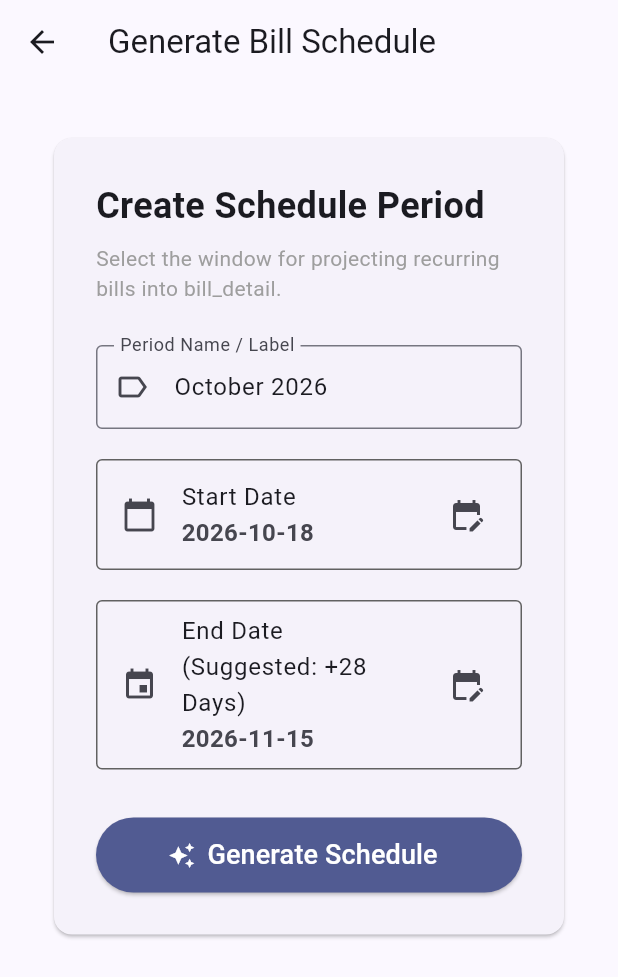
After one commit to C-Anslow/bill-tracker, a Flutter app: the screen it shows after launch, after a tap on "Generate Bill Schedule", on a phone screen of 412 x 824 dp. The commit adds this screen. Shown: the top 977 px of the screen. Run offline on Flutter 3.47's test engine with Material 3 defaults, Android fonts, the phone set to English and light mode, and no system bars; our stand-ins replace supabase_flutter; accounts and stored records are empty; network calls fail.

Commit message:
feat: add generate schedule view with dynamic month defaults and success workflow

```diff
--- /dev/null
+++ b/lib/views/generate_schedule_view.dart
@@ -0,0 +1,257 @@
+import 'package:flutter/material.dart';
+import '../services/bill_repository.dart';
+
+class GenerateScheduleView extends StatefulWidget {
+  const GenerateScheduleView({super.key});
+
+  @override
+  State<GenerateScheduleView> createState() => _GenerateScheduleViewState();
+}
+
+class _GenerateScheduleViewState extends State<GenerateScheduleView> {
+  final _repository = BillRepository();
+  final _periodNameController = TextEditingController();
+
+  DateTime _startDate = DateTime.now();
+  late DateTime _endDate;
+  bool _isGenerating = false;
+
+  @override
+  void initState() {
+    super.initState();
+    // Default end date to 28 days after start date
+    _endDate = _startDate.add(const Duration(days: 28));
+    _setDefaultPeriodName();
+  }
+
+  void _setDefaultPeriodName() {
+    final months = [
+      'January', 'February', 'March', 'April', 'May', 'June',
+      'July', 'August', 'September', 'October', 'November', 'December'
+    ];
+    final currentMonthName = months[_startDate.month - 1];
+    _periodNameController.text = '$currentMonthName ${_startDate.year}';
+  }
+
+  void _updateStartDate(DateTime newDate) {
+    setState(() {
+      _startDate = newDate;
+      _endDate = newDate.add(const Duration(days: 28));
+      _setDefaultPeriodName();
+    });
+  }
+
+  Future<void> _handleGenerateSchedule() async {
+    final periodName = _periodNameController.text.trim();
+    if (periodName.isEmpty) {
+      ScaffoldMessenger.of(context).showSnackBar(
+        const SnackBar(content: Text('Please enter a period name')),
+      );
+      return;
+    }
+
+    setState(() => _isGenerating = true);
+
+    try {
+      final headerId = await _repository.generateSchedule(
+        periodName: periodName,
+        startDate: _startDate,
+        endDate: _endDate,
+      );
+
+      if (!mounted) return;
+      setState(() => _isGenerating = false);
+
+      _showSuccessDialog(headerId, periodName);
+    } catch (e) {
+      if (!mounted) return;
+      setState(() => _isGenerating = false);
+      ScaffoldMessenger.of(context).showSnackBar(
+        SnackBar(content: Text('Failed to generate schedule: $e')),
+      );
+    }
+  }
+
+  void _showSuccessDialog(String headerId, String periodName) {
+    showDialog(
+      context: context,
+      barrierDismissible: false,
+      builder: (context) {
+        return AlertDialog(
+          icon: const Icon(
+            Icons.check_circle_outline,
+            color: Colors.green,
+            size: 54,
+          ),
+          title: const Text('Schedule Created Successfully!'),
+          content: Text(
+            'The bill schedule for "$periodName" has been generated and populated in the database.\n\nHeader ID: ${headerId.substring(0, 8)}...',
+            textAlign: TextAlign.center,
+          ),
+          actionsAlignment: MainAxisAlignment.spaceEvenly,
+          actions: [
+            TextButton(
+              onPressed: () {
+                Navigator.pop(context); // Close dialog
+                Navigator.pop(context); // Return to Main Menu
+              },
+              child: const Text('Return to Menu'),
+            ),
+            ElevatedButton(
+              onPressed: () {
+                Navigator.pop(context); // Close dialog
+                // Shift start date forward 28 days for next addition
+                _updateStartDate(_endDate.add(const Duration(days: 1)));
+              },
+              child: const Text('Add Additional Schedule'),
+            ),
+          ],
+        );
+      },
+    );
+  }
+
+  @override
+  Widget build(BuildContext context) {
+    final startDateStr = _startDate.toIso8601String().split('T').first;
+    final endDateStr = _endDate.toIso8601String().split('T').first;
+
+    return Scaffold(
+      appBar: AppBar(
+        title: const Text('Generate Bill Schedule'),
+      ),
+      body: _isGenerating
+          ? const Center(
+        child: Column(
+          mainAxisAlignment: MainAxisAlignment.center,
+          children: [
+            CircularProgressIndicator(),
+            SizedBox(height: 16),
+            Text('Generating schedule and populating recurring bills...'),
+          ],
+        ),
+      )
+          : SingleChildScrollView(
+        padding: const EdgeInsets.all(32.0),
+        child: Center(
+          child: Container(
+            constraints: const BoxConstraints(maxWidth: 600),
+            child: Card(
+              child: Padding(
+                padding: const EdgeInsets.all(28.0),
+                child: Column(
+                  crossAxisAlignment: CrossAxisAlignment.start,
+                  children: [
+                    const Text(
+                      'Create Schedule Period',
+                      style: TextStyle(
+                        fontSize: 24,
+                        fontWeight: FontWeight.bold,
+                      ),
+                    ),
+                    const SizedBox(height: 8),
+                    const Text(
+                      'Select the window for projecting recurring bills into bill_detail.',
+                      style: TextStyle(color: Colors.grey),
+                    ),
+                    const SizedBox(height: 28),
+
+                    // 1. Period Name Input
+                    TextField(
+                      controller: _periodNameController,
+                      decoration: const InputDecoration(
+                        labelText: 'Period Name / Label',
+                        hintText: 'e.g., November 2026',
+                        border: OutlineInputBorder(),
+                        prefixIcon: Icon(Icons.label_outlined),
+                      ),
+                    ),
+                    const SizedBox(height: 20),
+
+                    // 2. Start Date Selector
+                    ListTile(
+                      shape: RoundedRectangleBorder(
+                        side: BorderSide(color: Colors.grey.shade700),
+                        borderRadius: BorderRadius.circular(4),
+                      ),
+                      leading: const Icon(Icons.calendar_today),
+                      title: const Text('Start Date'),
+                      subtitle: Text(
+                        startDateStr,
+                        style: const TextStyle(
+                          fontSize: 16,
+                          fontWeight: FontWeight.bold,
+                        ),
+                      ),
+                      trailing: const Icon(Icons.edit_calendar),
+                      onTap: () async {
+                        final picked = await showDatePicker(
+                          context: context,
+                          initialDate: _startDate,
+                          firstDate: DateTime(2020),
+                          lastDate: DateTime(2030),
+                        );
+                        if (picked != null) {
+                          _updateStartDate(picked);
+                        }
+                      },
+                    ),
+                    const SizedBox(height: 20),
+
+                    // 3. Editable End Date Selector (Defaults to Start Date + 28 Days)
+                    ListTile(
+                      shape: RoundedRectangleBorder(
+                        side: BorderSide(color: Colors.grey.shade700),
+                        borderRadius: BorderRadius.circular(4),
+                      ),
+                      leading: const Icon(Icons.event),
+                      title: const Text('End Date (Suggested: +28 Days)'),
+                      subtitle: Text(
+                        endDateStr,
+                        style: const TextStyle(
+                          fontSize: 16,
+                          fontWeight: FontWeight.bold,
+                        ),
+                      ),
+                      trailing: const Icon(Icons.edit_calendar),
+                      onTap: () async {
+                        final picked = await showDatePicker(
+                          context: context,
+                          initialDate: _endDate,
+                          firstDate: _startDate,
+                          lastDate: DateTime(2030),
+                        );
+                        if (picked != null) {
+                          setState(() => _endDate = picked);
+                        }
+                      },
+                    ),
+                    const SizedBox(height: 32),
+
+                    // 4. Generate Button
+                    SizedBox(
+                      width: double.infinity,
+                      height: 50,
+                      child: ElevatedButton.icon(
+                        style: ElevatedButton.styleFrom(
+                          backgroundColor: Theme.of(context).colorScheme.primary,
+                          foregroundColor: Theme.of(context).colorScheme.onPrimary,
+                        ),
+                        onPressed: _handleGenerateSchedule,
+                        icon: const Icon(Icons.auto_awesome),
+                        label: const Text(
+                          'Generate Schedule',
+                          style: TextStyle(fontSize: 18),
+                        ),
+                      ),
+                    ),
+                  ],
+                ),
+              ),
+            ),
+          ),
+        ),
+      ),
+    );
+  }
+}
--- a/lib/views/menu_view.dart
+++ b/lib/views/menu_view.dart
@@ -1,5 +1,6 @@
 import 'package:flutter/material.dart';
 import 'bank_accounts_view.dart';
+import 'generate_schedule_view.dart';
 
 class MenuView extends StatelessWidget {
   const MenuView({super.key});
@@ -30,16 +31,15 @@ class MenuView extends StatelessWidget {
             ),
             const SizedBox(height: 32),
 
-            // --- MENU ITEMS GRID / LIST ---
             Expanded(
               child: ListView(
                 children: [
-                  // 1. Review Current Bills (Primary Action)
+                  // 1. Review Current Bills
                   _buildMenuItem(
                     context: context,
                     icon: Icons.receipt_long,
                     title: 'Review Current Bills',
-                    subtitle: 'View account balances, total funds, and manage account details.',
+                    subtitle: 'View account balances, unpaid bills, and manage details.',
                     color: Colors.indigo,
                     onTap: () {
                       Navigator.push(
@@ -52,14 +52,32 @@ class MenuView extends StatelessWidget {
                   ),
                   const SizedBox(height: 16),
 
-                  // Placeholder item for future expansion
+                  // 2. Generate Schedule
+                  _buildMenuItem(
+                    context: context,
+                    icon: Icons.auto_awesome,
+                    title: 'Generate Bill Schedule',
+                    subtitle: 'Select dates and create a new set of projected bills using database templates.',
+                    color: Colors.teal,
+                    onTap: () {
+                      Navigator.push(
+                        context,
+                        MaterialPageRoute(
+                          builder: (context) => const GenerateScheduleView(),
+                        ),
+                      );
+                    },
+                  ),
+                  const SizedBox(height: 16),
+
+                  // 3. Placeholder for future expansion
                   _buildMenuItem(
                     context: context,
                     icon: Icons.settings_suggest,
                     title: 'Manage Bill Templates',
                     subtitle: 'Configure default recurring bills, frequencies, and baseline amounts.',
                     color: Colors.grey,
-                    onTap: null, // Disabled until implemented
+                    onTap: null,
                   ),
                 ],
               ),
```
